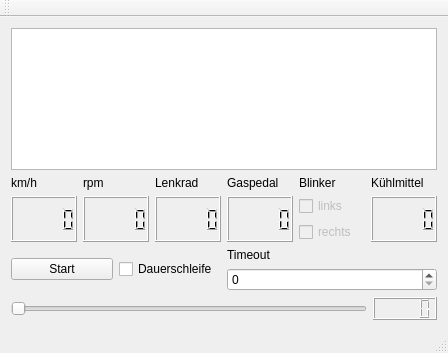
This is praktikum4/mainwindow.ui in ahardstylec/EHMI as Qt 5 draws it before an edit. The edited form follows.
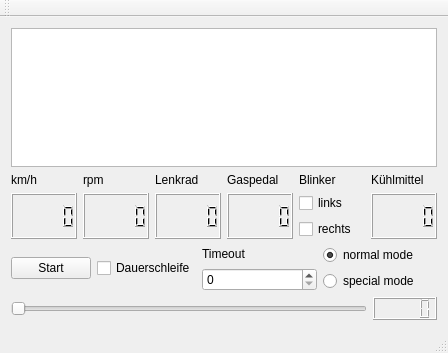
This is the edited form. Custom widgets are drawn as their Qt base class.

Diff of the .ui file:
```diff
--- a/praktikum4/mainwindow.ui
+++ b/praktikum4/mainwindow.ui
@@ -79,7 +79,7 @@
         <item>
          <widget class="QCheckBox" name="checkBoxBlinkerLinks">
           <property name="enabled">
-           <bool>false</bool>
+           <bool>true</bool>
           </property>
           <property name="text">
            <string>links</string>
@@ -89,7 +89,7 @@
         <item>
          <widget class="QCheckBox" name="checkBoxBlinkerRechts">
           <property name="enabled">
-           <bool>false</bool>
+           <bool>true</bool>
           </property>
           <property name="text">
            <string>rechts</string>
@@ -151,6 +151,33 @@
         </item>
        </layout>
       </item>
+      <item>
+       <layout class="QVBoxLayout" name="verticalLayout_2">
+        <item>
+         <widget class="QRadioButton" name="radioButton">
+          <property name="text">
+           <string>normal mode</string>
+          </property>
+          <property name="checked">
+           <bool>true</bool>
+          </property>
+          <attribute name="buttonGroup">
+           <string notr="true">buttonGroup</string>
+          </attribute>
+         </widget>
+        </item>
+        <item>
+         <widget class="QRadioButton" name="radioButton_2">
+          <property name="text">
+           <string>special mode </string>
+          </property>
+          <attribute name="buttonGroup">
+           <string notr="true">buttonGroup</string>
+          </attribute>
+         </widget>
+        </item>
+       </layout>
+      </item>
      </layout>
     </item>
     <item>
```
Left out of the diff: 3 changed lines with no effect on the pictures.
